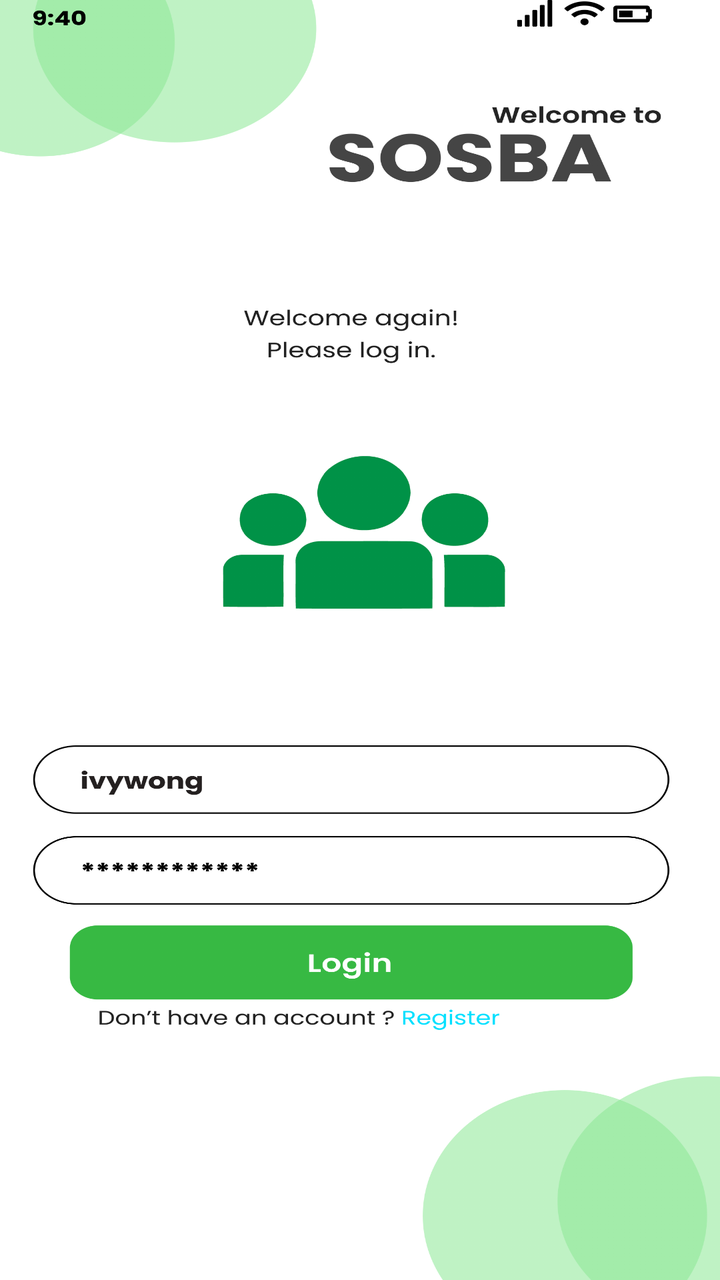
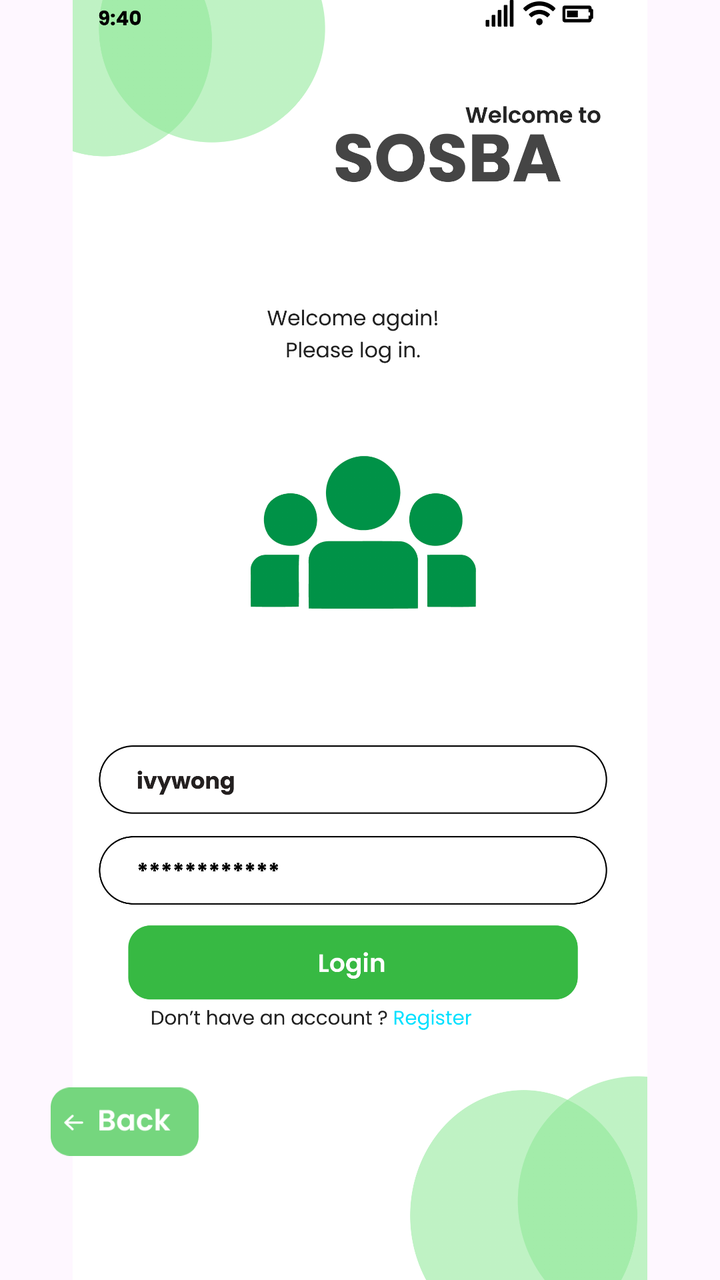

Compare the two renders of this Android layout. The source of the first and the diff that turns it into the second are given below.
<!-- AndroidManifest.xml: application theme Theme.COMP2000HKSoftwareEngineeringAssessment -->
<!-- res/layout/activity_fourthactivity.xml -->
<?xml version="1.0" encoding="utf-8"?>
<androidx.constraintlayout.widget.ConstraintLayout xmlns:android="http://schemas.android.com/apk/res/android"
    xmlns:app="http://schemas.android.com/apk/res-auto"
    xmlns:tools="http://schemas.android.com/tools"
    android:id="@+id/main"
    android:layout_width="match_parent"
    android:layout_height="match_parent"
    tools:context=".fourthactivity">

    <ImageView
        android:id="@+id/iv_login_page"
        android:layout_width="match_parent"
        android:layout_height="match_parent"
        android:scaleType="fitXY"
        android:src="@drawable/employeelogin"
        app:layout_constraintBottom_toBottomOf="parent"
        app:layout_constraintEnd_toEndOf="parent"
        app:layout_constraintHorizontal_bias="0.0"
        app:layout_constraintStart_toStartOf="parent"
        app:layout_constraintTop_toTopOf="parent"
        app:layout_constraintVertical_bias="0.0" />

    <ImageButton
        android:id="@+id/btn_first"
        android:layout_width="0dp"
        android:layout_height="0dp"
        android:background="@android:color/transparent"
        app:layout_constraintBottom_toBottomOf="parent"
        app:layout_constraintDimensionRatio="1488:216"
        app:layout_constraintEnd_toEndOf="parent"
        app:layout_constraintStart_toStartOf="parent"
        app:layout_constraintTop_toTopOf="parent"
        app:layout_constraintVertical_bias="0.765"
        app:layout_constraintWidth_percent="0.78" />

    <ImageButton
        android:id="@+id/btn_second"
        android:layout_width="0dp"
        android:layout_height="0dp"
        android:background="@android:color/transparent"
        app:layout_constraintBottom_toBottomOf="parent"
        app:layout_constraintDimensionRatio="3:1"
        app:layout_constraintEnd_toEndOf="parent"
        app:layout_constraintHorizontal_bias="0.65"
        app:layout_constraintStart_toStartOf="parent"
        app:layout_constraintTop_toTopOf="parent"
        app:layout_constraintVertical_bias="0.804"
        app:layout_constraintWidth_percent="0.15 " />

</androidx.constraintlayout.widget.ConstraintLayout>
<!-- resources referenced by this layout -->
<resources>
  <!-- drawable employeelogin: png bitmap (drawable, 270820 bytes) -->
  <style name="Theme.COMP2000HKSoftwareEngineeringAssessment" parent="Base.Theme.COMP2000HKSoftwareEngineeringAssessment" />
  <style name="Base.Theme.COMP2000HKSoftwareEngineeringAssessment" parent="Theme.Material3.DayNight.NoActionBar">
          
          
      </style>
</resources>

<!-- the commit's change to res/layout/activity_fourthactivity.xml (unified diff, before → after) -->
@@ -11,7 +11,7 @@
         android:id="@+id/iv_login_page"
         android:layout_width="match_parent"
         android:layout_height="match_parent"
-        android:scaleType="fitXY"
+        android:scaleType="fitCenter"
         android:src="@drawable/employeelogin"
         app:layout_constraintBottom_toBottomOf="parent"
         app:layout_constraintEnd_toEndOf="parent"
@@ -47,4 +47,19 @@
         app:layout_constraintVertical_bias="0.804"
         app:layout_constraintWidth_percent="0.15 " />
 
+    <ImageButton
+        android:id="@+id/btn_back"
+        android:layout_width="74dp"
+        android:layout_height="53dp"
+        android:background="@android:color/transparent"
+        android:contentDescription="Back"
+        android:scaleType="fitCenter"
+        android:src="@drawable/backbutton"
+        app:layout_constraintBottom_toBottomOf="parent"
+        app:layout_constraintEnd_toEndOf="parent"
+        app:layout_constraintHorizontal_bias="0.089"
+        app:layout_constraintStart_toStartOf="parent"
+        app:layout_constraintTop_toTopOf="parent"
+        app:layout_constraintVertical_bias="0.91" />
+
 </androidx.constraintlayout.widget.ConstraintLayout>
<!-- resource entries referenced after the edit -->
@@ -1,5 +1,6 @@
 <!-- resources referenced by this layout -->
 <resources>
+  <!-- drawable backbutton: png bitmap (drawable, 3441 bytes) -->
   <!-- drawable employeelogin: png bitmap (drawable, 270820 bytes) -->
   <style name="Theme.COMP2000HKSoftwareEngineeringAssessment" parent="Base.Theme.COMP2000HKSoftwareEngineeringAssessment" />
   <style name="Base.Theme.COMP2000HKSoftwareEngineeringAssessment" parent="Theme.Material3.DayNight.NoActionBar">
